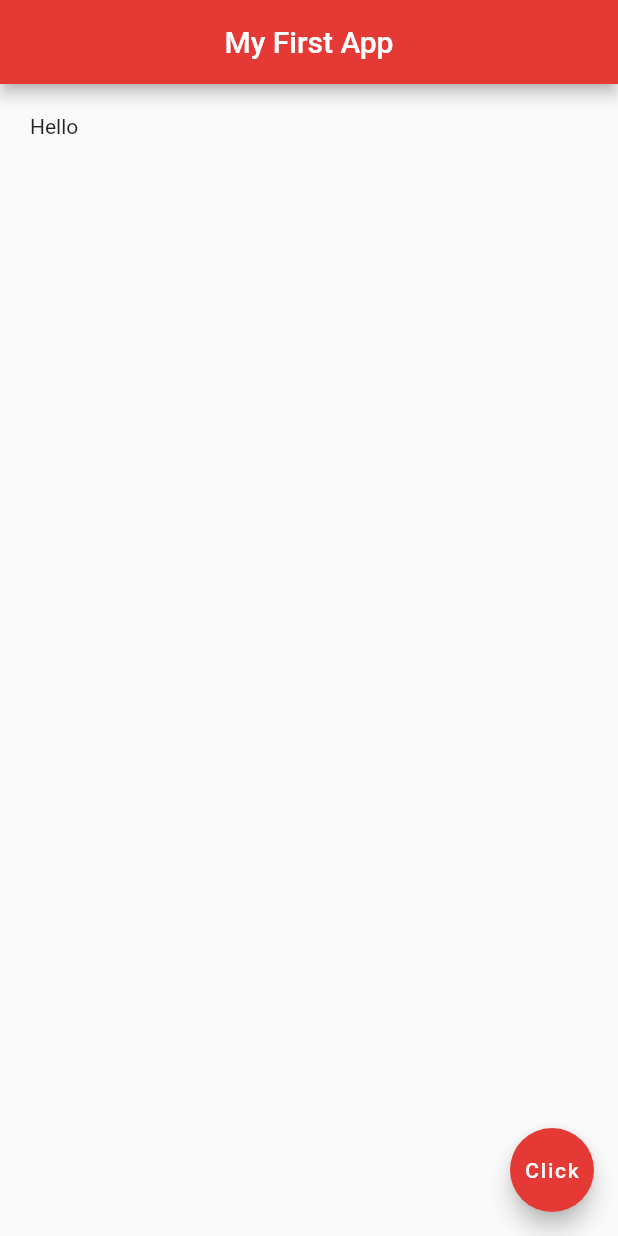
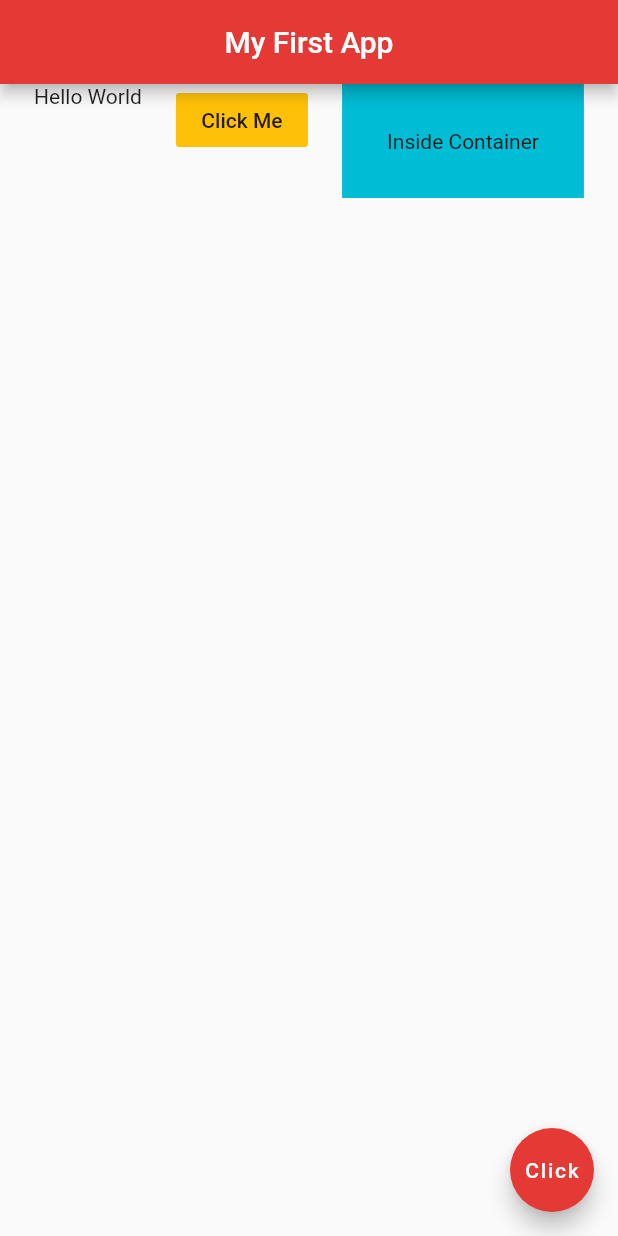
Before and after one commit to Tijil2111/First_Flutter_Project, a Flutter app: the screen it shows after launch, on a phone screen of 412 x 824 dp. Run offline on Flutter 3.47's test engine with Material 2 defaults, Android fonts, the phone set to English and light mode, and no system bars.

Commit message:
Learnt Applying Rows

```diff
--- a/lib/main.dart
+++ b/lib/main.dart
@@ -14,9 +14,22 @@ class Home extends StatelessWidget {
         centerTitle: true,
         backgroundColor: Colors.red[600],
       ),
-      body: Padding(
-        padding: EdgeInsets.all(20.0),
-        child: Text('Hello'),
+      body: Row(
+        mainAxisAlignment: MainAxisAlignment.spaceEvenly,
+        crossAxisAlignment: CrossAxisAlignment.start,
+        children: <Widget>[
+          Text('Hello World'),
+          FlatButton(
+              onPressed: (){},
+            color: Colors.amber,
+            child: Text('Click Me'),
+          ),
+          Container(
+            color: Colors.cyan,
+            padding: EdgeInsets.all(30.0),
+            child: Text('Inside Container'),
+          )
+        ],
       ),
       floatingActionButton: FloatingActionButton(
         onPressed: () {},
```
